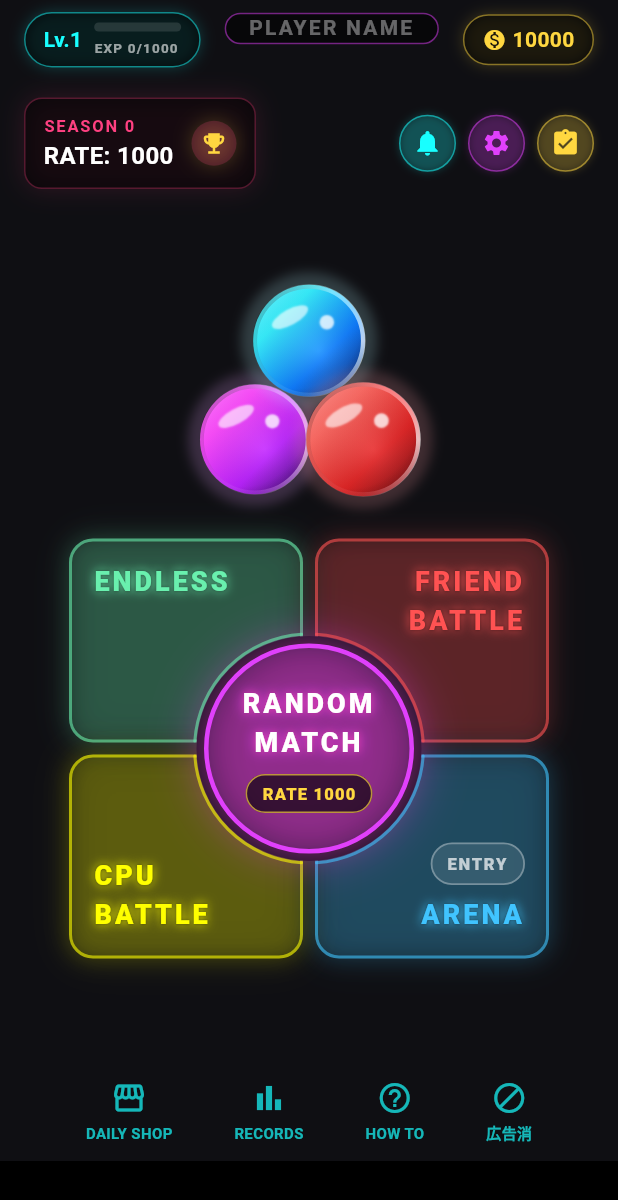
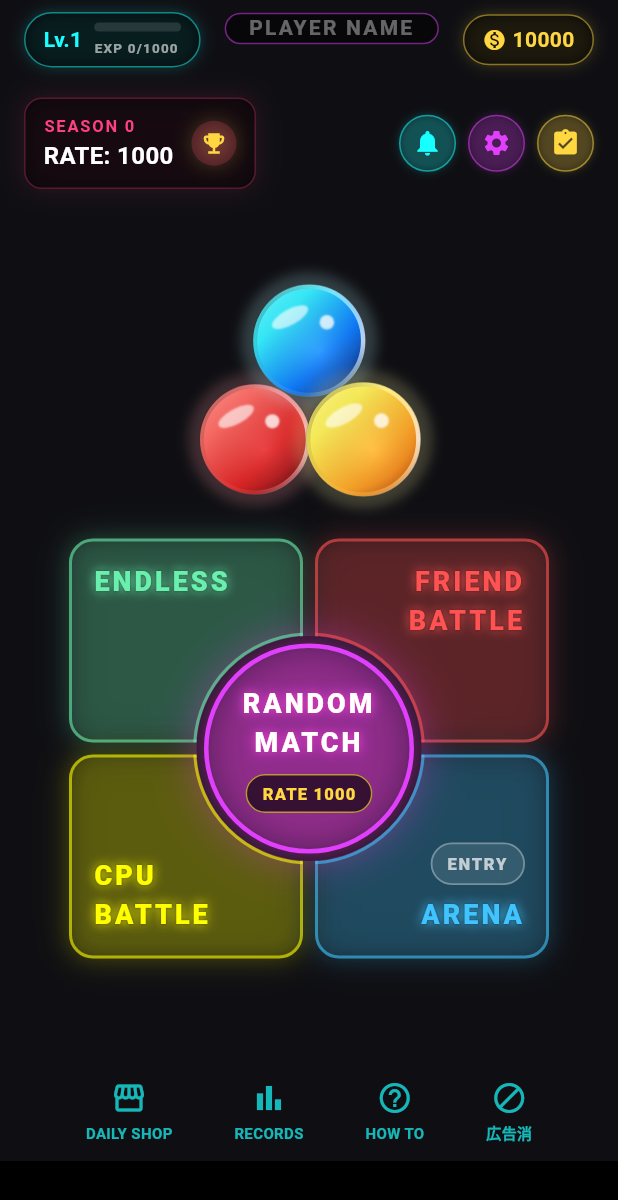
Before and after one commit to takutonkatsu/6ballpuzzle, a Flutter app: the screen it shows after launch, on a phone screen of 412 x 824 dp. Shown: the top 1200 px of the screen. Run offline on Flutter 3.47's test engine with Material 3 defaults, Android fonts, the phone set to English and light mode, and no system bars; our stand-ins replace firebase_core, firebase_database, google_mobile_ads, shared_preferences; missing offline and left inert: flame, flame_audio; accounts and stored records are empty; network calls fail.

Commit message:
ホーム画面の回転ボールの色をランダムに

```diff
--- a/lib/ui/home_screen.dart
+++ b/lib/ui/home_screen.dart
@@ -36,6 +36,7 @@ class _HomeScreenState extends State<HomeScreen>
   final ArenaManager _arenaManager = ArenaManager.instance;
   final MissionManager _missionManager = MissionManager.instance;
   final TextEditingController _playerNameController = TextEditingController();
+  late final List<BallColor> _rotatingBallColors = _randomRotatingBallColors();
   bool _isBusy = false;
   int _rating = MultiplayerManager.initialRating;
   int _level = 1;
@@ -50,6 +51,14 @@ class _HomeScreenState extends State<HomeScreen>
   bool _isPersistingPlayerName = false;
   late AnimationController _animController;
   bool _isHomeBgmPlaying = false;
+
+  List<BallColor> _randomRotatingBallColors() {
+    final random = math.Random();
+    return List.generate(
+      3,
+      (_) => BallColor.values[random.nextInt(BallColor.values.length)],
+    );
+  }
 
   @override
   void initState() {
@@ -640,9 +649,9 @@ class _HomeScreenState extends State<HomeScreen>
         const centerY = 76.0;
         final triRadius = baseSize / math.sqrt(3);
         final balls = [
-          (color: BallColor.blue, x: 0.0, y: -triRadius),
-          (color: BallColor.purple, x: -baseSize / 2, y: triRadius / 2),
-          (color: BallColor.red, x: baseSize / 2, y: triRadius / 2),
+          (color: _rotatingBallColors[0], x: 0.0, y: -triRadius),
+          (color: _rotatingBallColors[1], x: -baseSize / 2, y: triRadius / 2),
+          (color: _rotatingBallColors[2], x: baseSize / 2, y: triRadius / 2),
         ].map((ball) {
           final projectedX = ball.x * math.cos(rotation);
           final depth = -ball.x * math.sin(rotation);
```
